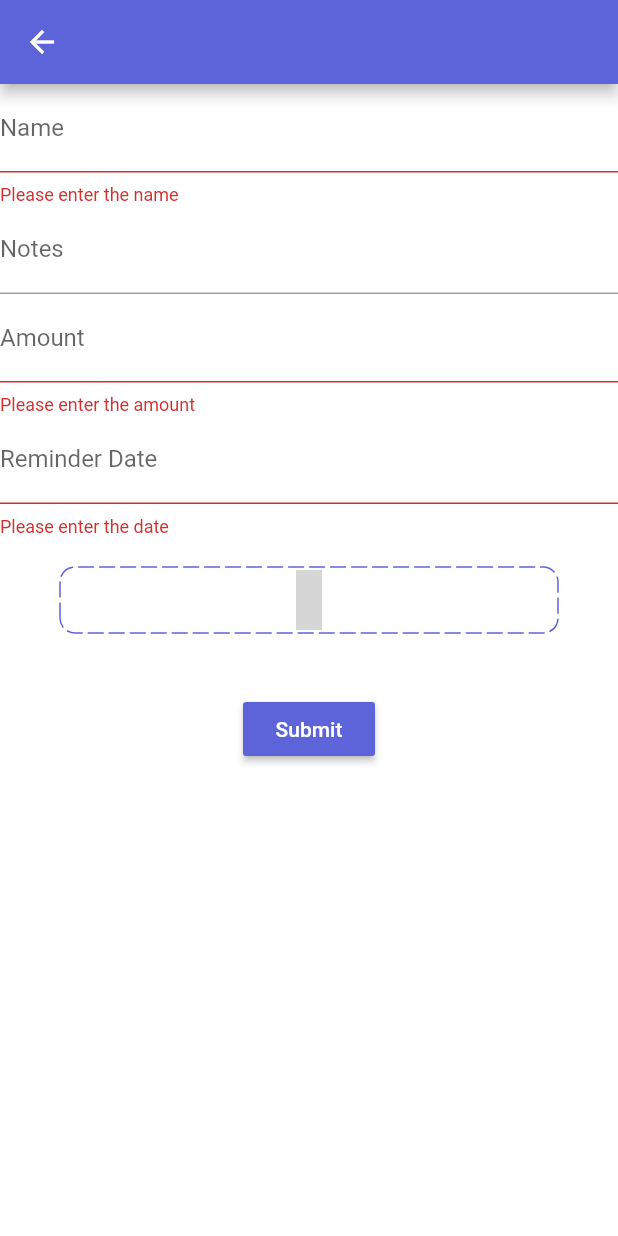
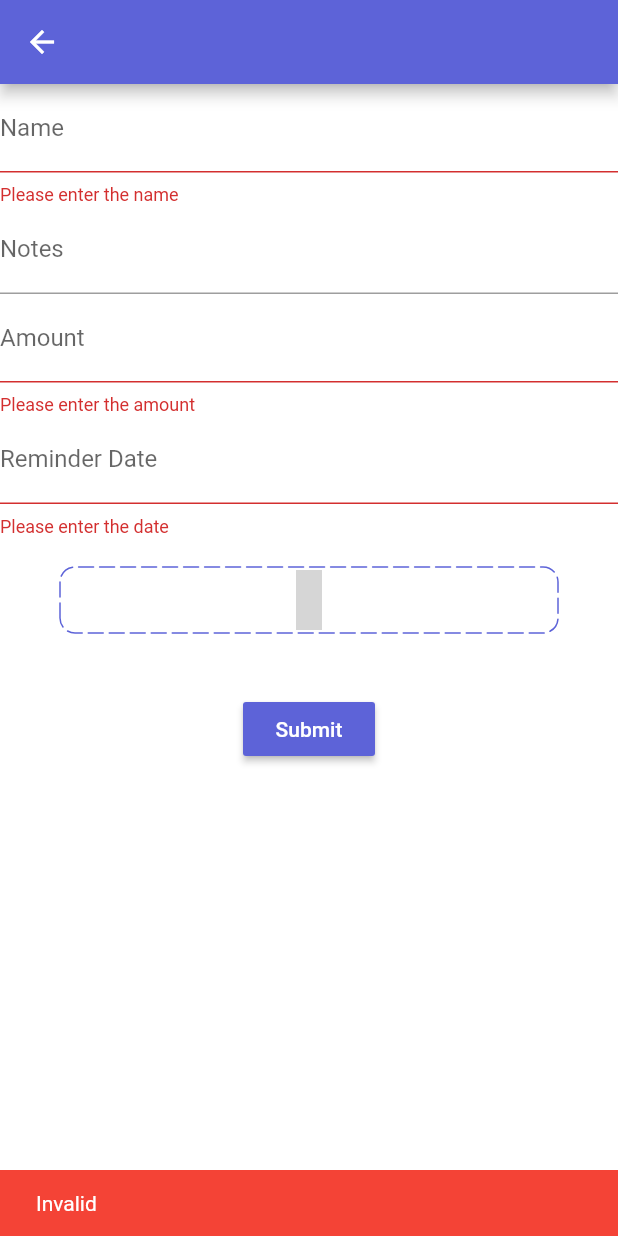
Before and after one commit to thirvusoft/money-manager, a Flutter app: the Third screen opened directly with empty values, after a tap on "Submit", on a phone screen of 412 x 824 dp. Run offline on Flutter 3.47's test engine with Material 2 defaults, Android fonts, the phone set to English and light mode, and no system bars; drawn by our look-alikes of dotted_border; our stand-ins replace animated_text_kit, bottom_navy_bar, connectivity, dio, file_picker, flutter_dotenv and 9 more; accounts and stored records are empty; grey boxes are pictures that could not be loaded.

Commit message:
chores: Minor changes for sheets

```diff
--- a/lib/views/screens/Dataentrysheet.dart
+++ b/lib/views/screens/Dataentrysheet.dart
@@ -313,8 +313,7 @@ class Third extends StatelessWidget {
                           style: TextStyle(color: Colors.white),
                         ),
                         onPressed: () {
-                          // uploadimage(
-                          //     _platformFile!.path ?? '', _platformFile!.name);
+
                           if (_formKey.currentState!.validate()) {
                             var msg = dataentry(
                                 type,
@@ -328,12 +327,16 @@ class Third extends StatelessWidget {
 
                             Navigator.pop(context);
 
-                            ScaffoldMessenger.of(context).showSnackBar(SnackBar(
-                              content: Text(msg.toString()),
-                              backgroundColor: Colors.red,
-                            ));
+                              ScaffoldMessenger.of(context).showSnackBar(SnackBar(
+                            content: Text("Successfully  Completed"),
+                            backgroundColor: Colors.green,
+                          ));
+                          }else{
+                              ScaffoldMessenger.of(context).showSnackBar(SnackBar(
+                            content: Text("Invalid"),
+                            backgroundColor: Colors.red,
+                          ));
                           }
-
                           typecontroller.clear();
                           namecontroller.clear();
                           notescontroller.clear();
```
Also changed, not shown: lib/views/screens/Categories/Asset.dart (+11 -8 lines), lib/views/screens/dailysheet.dart (+7 -3 lines), pubspec.lock, 1 other file.
